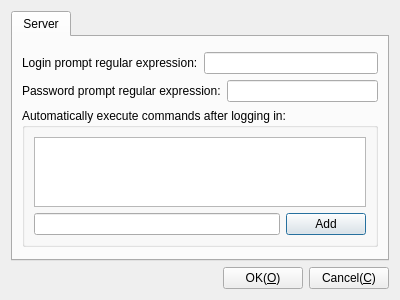
KangLin/RabbitRemoteControl, file Plugins/Telnet/DlgSettingsTelnet.ui: the form before one commit.
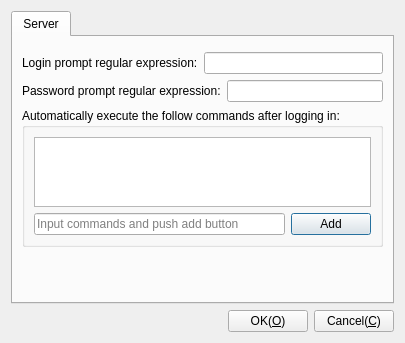
The form after the commit. Custom widgets are drawn as their Qt base class.

```diff
--- a/Plugins/Telnet/DlgSettingsTelnet.ui
+++ b/Plugins/Telnet/DlgSettingsTelnet.ui
@@ -6,8 +6,8 @@
    <rect>
     <x>0</x>
     <y>0</y>
-    <width>400</width>
-    <height>300</height>
+    <width>405</width>
+    <height>343</height>
    </rect>
   </property>
   <property name="windowTitle">
@@ -55,7 +55,7 @@
        <item row="3" column="0">
         <widget class="QGroupBox" name="groupBox">
          <property name="title">
-          <string>Automatically execute commands after logging in:</string>
+          <string>Automatically execute the follow commands after logging in:</string>
          </property>
          <layout class="QGridLayout" name="gridLayout_3">
           <item row="0" column="0">
@@ -68,7 +68,11 @@
           <item row="1" column="0">
            <layout class="QHBoxLayout" name="horizontalLayout_4">
             <item>
-             <widget class="QLineEdit" name="leCommand"/>
+             <widget class="QLineEdit" name="leCommand">
+              <property name="placeholderText">
+               <string>Input commands and push add button</string>
+              </property>
+             </widget>
             </item>
             <item>
              <widget class="QPushButton" name="pbAddCommand">
```
